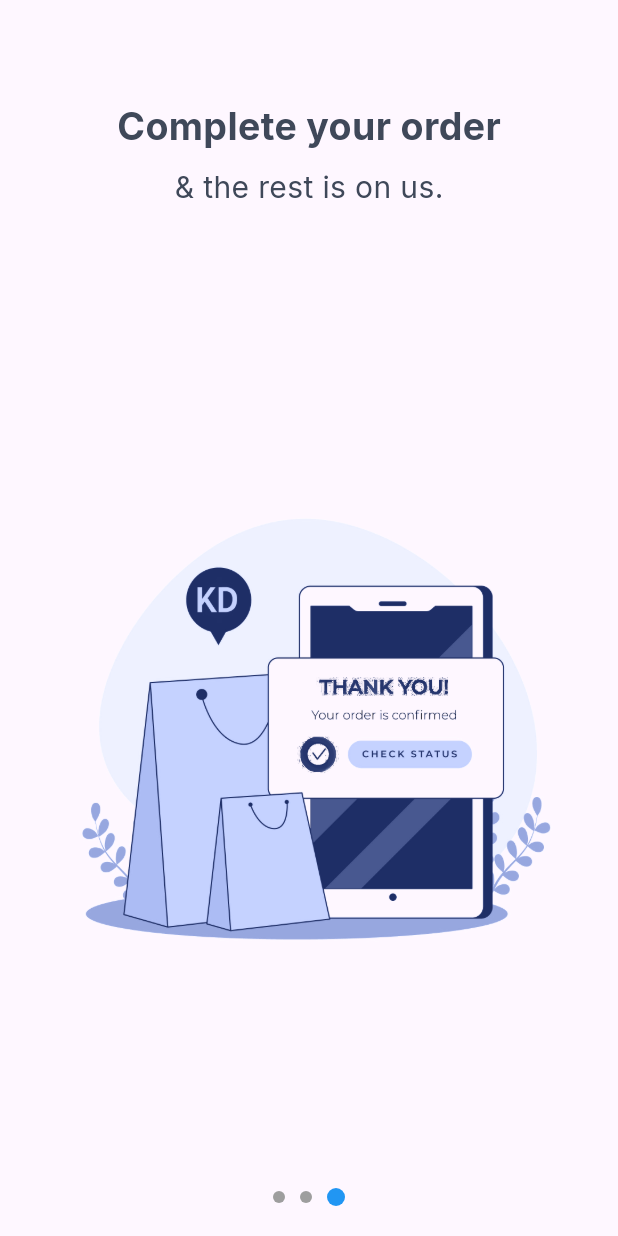
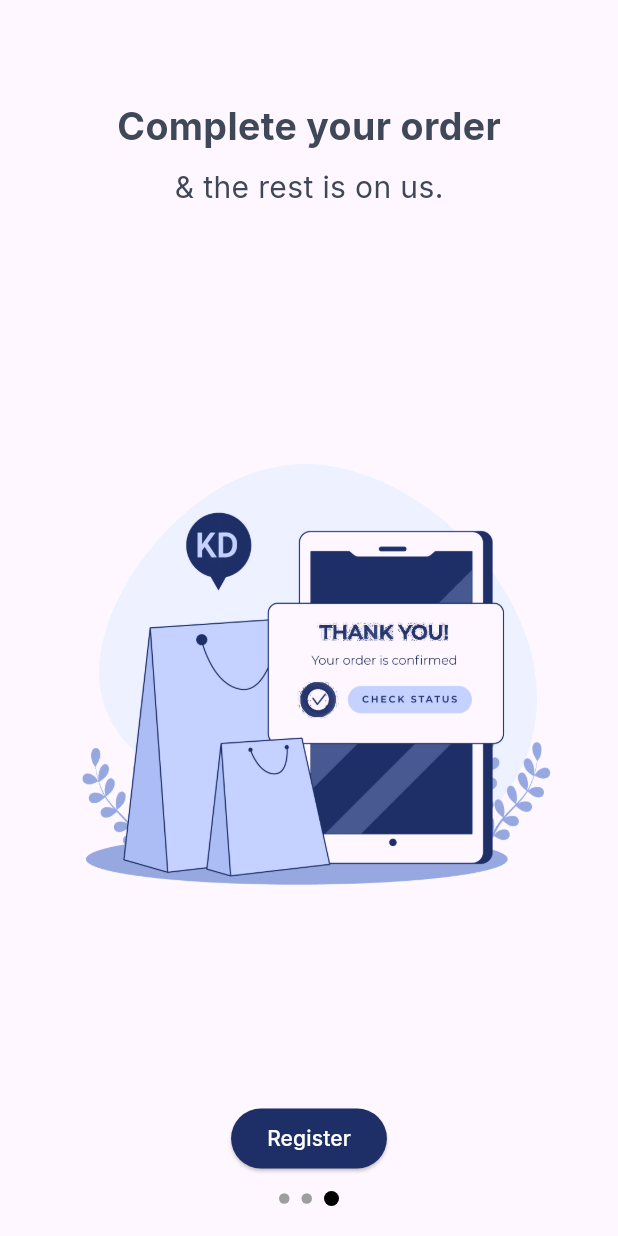
Before and after one commit to bougainvillechai/dalas, a Flutter app: the screen it shows after launch, swiped to page 3, on a phone screen of 412 x 824 dp. Run offline on Flutter 3.47's test engine with Material 3 defaults, Android fonts, the phone set to English and light mode, and no system bars; our stand-ins replace google_fonts.

Commit message:
screen 3 linked to register dashboard

```diff
--- a/lib/pages/screen3.dart
+++ b/lib/pages/screen3.dart
@@ -1,5 +1,6 @@
 import 'package:flutter/material.dart';
 import 'package:google_fonts/google_fonts.dart';
+import 'package:maqas/pages/register/register_dashboard.dart';
 
 class Screen3 extends StatelessWidget {
   const Screen3({super.key});
@@ -45,6 +46,21 @@ class Screen3 extends StatelessWidget {
                   fit: BoxFit.contain,
                 ),
               ),
+              Padding(
+                padding: const EdgeInsets.only(bottom: 25.0),
+                child: ElevatedButton(
+                  style: ElevatedButton.styleFrom(
+                    backgroundColor: Color(0xFF1e2e66)
+                  ),
+                  onPressed: () {
+                    Navigator.pushReplacement(
+                      context,
+                      MaterialPageRoute(builder: (context) => RegDashboard()),
+                    );
+                  },
+                  child: Text("Register", style: TextStyle(color: Colors.white),),
+                ),
+              ),
             ],
           ),
         ),
--- a/lib/widgets/dot_indicator.dart
+++ b/lib/widgets/dot_indicator.dart
@@ -8,11 +8,11 @@ class DotIndicator extends StatelessWidget {
   Widget build(BuildContext context) {
     return AnimatedContainer(
       duration: const Duration(milliseconds: 300),
-      margin: const EdgeInsets.symmetric(horizontal: 5.0),
-      height: isActive ? 12.0 : 8.0,
-      width: isActive ? 12.0 : 8.0,
+      margin: const EdgeInsets.symmetric(horizontal: 4.0),
+      height: isActive ? 10.0 : 7.0,
+      width: isActive ? 10.0 : 7.0,
       decoration: BoxDecoration(
-        color: isActive ? Colors.blue : Colors.grey,
+        color: isActive ? Colors.black : Colors.grey,
         borderRadius: BorderRadius.circular(6.0),
       ),
     );
```
Also changed, not shown: lib/pages/register/register_dashboard.dart (added, +15 -0 lines).
